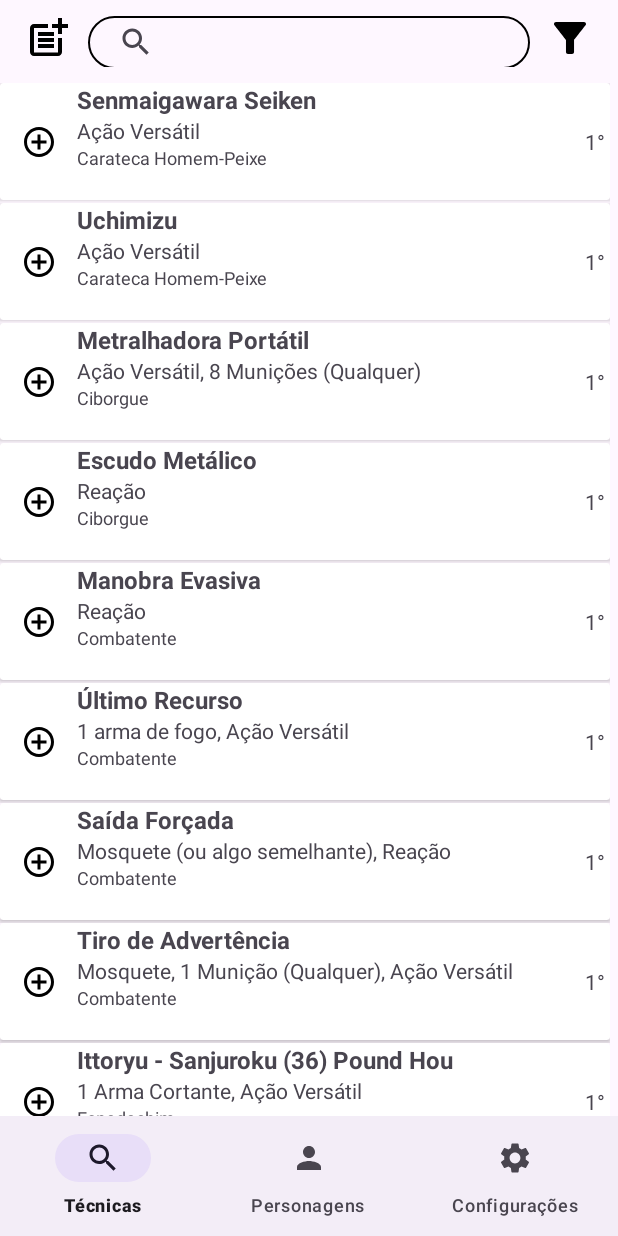
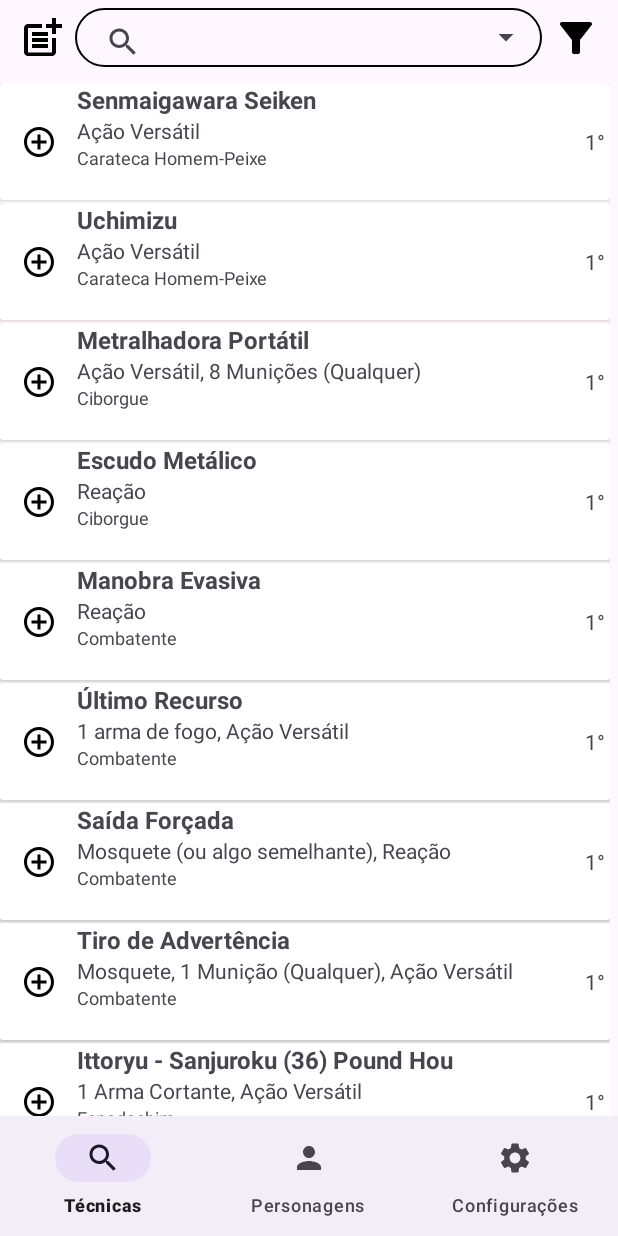
Before and after one commit to GustavoTeixeira684/spells_op, an Android app: the screen it shows after launch (MainActivity), on a phone screen of 412 x 824 dp. Run offline under Robolectric (Android 15) with nearby library versions, the phone set to English and light mode, and no system bars.

Commit message:
Finalizando mecanismo de busca na aba de Spells

```diff
--- a/spellop/app/src/main/java/com/example/spellsop/view/Spells.java
+++ b/spellop/app/src/main/java/com/example/spellsop/view/Spells.java
@@ -6,17 +6,23 @@ import androidx.fragment.app.Fragment;
 import androidx.recyclerview.widget.LinearLayoutManager;
 import androidx.recyclerview.widget.RecyclerView;
 
+import android.util.Log;
 import android.view.LayoutInflater;
 import android.view.View;
 import android.view.ViewGroup;
+import android.widget.AdapterView;
+import android.widget.ArrayAdapter;
 import android.widget.SearchView;
+import android.widget.Spinner;
 
 import com.example.spellsop.R;
 import com.example.spellsop.adapter.RecyclerSpellsAdapter;
 import com.example.spellsop.controller.SpellsController;
 import com.example.spellsop.model.Tecnica;
 
+import java.text.Normalizer;
 import java.util.ArrayList;
+import java.util.Objects;
 
 /**
  * A simple {@link Fragment} subclass.
@@ -37,7 +43,7 @@ public class Spells extends Fragment {
     private RecyclerSpellsAdapter spellsAdapter;
 
     // private attributes
-    private String[] files;
+    private int tipo_busca;
 
     public Spells() {
         // Required empty public constructor
@@ -84,7 +90,21 @@ public class Spells extends Fragment {
         recyclerView.setLayoutManager(layoutManager);
         recyclerView.setAdapter(spellsAdapter);
 
+        // Declarações
         SearchView txtPesquisaSpell = view.findViewById(R.id.txtPesquisaSpell);
+        Spinner spinner = view.findViewById(R.id.spinner);
+        ArrayList<String> itens_busca = new ArrayList<>();
+        itens_busca.add("Busca por Nome");
+        itens_busca.add("Busca por Estilo de Combate");
+        itens_busca.add("Busca por Requisito");
+        itens_busca.add("Busca por Descrição");
+        ArrayAdapter<String> modo_busca = new ArrayAdapter<>(requireContext(), android.R.layout.simple_list_item_1, itens_busca);
+        modo_busca.setDropDownViewResource(android.R.layout.simple_list_item_1);
+        spinner.setAdapter(modo_busca);
+        tipo_busca = 0;
+
+
+        // Funcões
         txtPesquisaSpell.clearFocus();
         txtPesquisaSpell.setOnQueryTextListener(new SearchView.OnQueryTextListener() {
             @Override
@@ -104,6 +124,17 @@ public class Spells extends Fragment {
             }
         });
 
+        spinner.setOnItemSelectedListener(new AdapterView.OnItemSelectedListener() {
+            @Override
+            public void onItemSelected(AdapterView<?> parent, View view, int position, long id) {
+                tipo_busca = (int) spinner.getSelectedItemId();
+            }
+
+            @Override
+            public void onNothingSelected(AdapterView<?> parent) {
+
+            }
+        });
 
         return view;
     }
@@ -111,14 +142,42 @@ public class Spells extends Fragment {
     private void pesquisar(String newText) {
 
         ArrayList<Tecnica> listaFiltrada = new ArrayList<>();
-        for(Tecnica item : spellsAdapter.getItens()){
-            if(item.getTitulo().toLowerCase().contains(newText.toLowerCase())){
-                listaFiltrada.add(item);
-            }
+        switch(tipo_busca){
+            case 0: // Por nome/titulo
+                for(Tecnica item : spellsAdapter.getItens()){
+                    if(item.getTitulo().toLowerCase().contains(newText.toLowerCase())){
+                        listaFiltrada.add(item);
+                    }
+                }
+                break;
+            case 1: // Por estilo de combate
+                for(Tecnica item : spellsAdapter.getItens()){
+                    if(item.getEstilo().toLowerCase().contains(newText.toLowerCase())){
+                        listaFiltrada.add(item);
+                    }
+                }
+                break;
+            case 2: // Por requisito
+                for(Tecnica item : spellsAdapter.getItens()){
+                    if(item.getRequisito().toLowerCase().contains(newText.toLowerCase())){
+                        listaFiltrada.add(item);
+                    }
+                }
+                break;
+            default: // Por descrição
+                String descricao, texto;
+                for(Tecnica item : spellsAdapter.getItens()){
+                    // Normalizando e tirando ascentos
+                    descricao = Normalizer.normalize(item.getDescricao(), Normalizer.Form.NFD).replaceAll("\\p{M}", "").toLowerCase();
+                    texto = Normalizer.normalize(newText, Normalizer.Form.NFD).replaceAll("\\p{M}", "").toLowerCase();
+                    if(descricao.contains(texto)){
+                        listaFiltrada.add(item);
+                    }
+                }
+                break;
         }
         spellsAdapter.setListaFiltrada(listaFiltrada);
 
     }
 
-
 }
--- a/spellop/app/src/main/res/layout/fragment_spells.xml
+++ b/spellop/app/src/main/res/layout/fragment_spells.xml
@@ -27,18 +27,34 @@
                 android:backgroundTint="@android:color/transparent"
                 android:src="@drawable/add_spell" />
 
+            <LinearLayout
+                android:id="@+id/linearLayouHorizontal2"
+                android:layout_width="wrap_content"
+                android:layout_height="match_parent"
+                android:layout_weight="1"
+                android:background="@drawable/search_view_background"
+                android:orientation="horizontal">
+
                 <SearchView
                     android:id="@+id/txtPesquisaSpell"
                     android:layout_width="273dp"
                     android:layout_height="35dp"
                     android:layout_marginTop="5dp"
                     android:layout_weight="1"
-                android:background="@drawable/search_view_background"
+
                     android:ems="10"
                     android:gravity="center"
                     android:hint="@string/pesquise_aqui"
                     android:iconifiedByDefault="false"
-                android:inputType="text" />
+                    android:inputType="text">
+
+                </SearchView>
+
+                <Spinner
+                    android:id="@+id/spinner"
+                    android:layout_width="25dp"
+                    android:layout_height="match_parent" />
+            </LinearLayout>
 
             <ImageButton
                 android:id="@+id/imgBtnFiltro"
```
Lines whose indentation alone changed are shown as unchanged.
